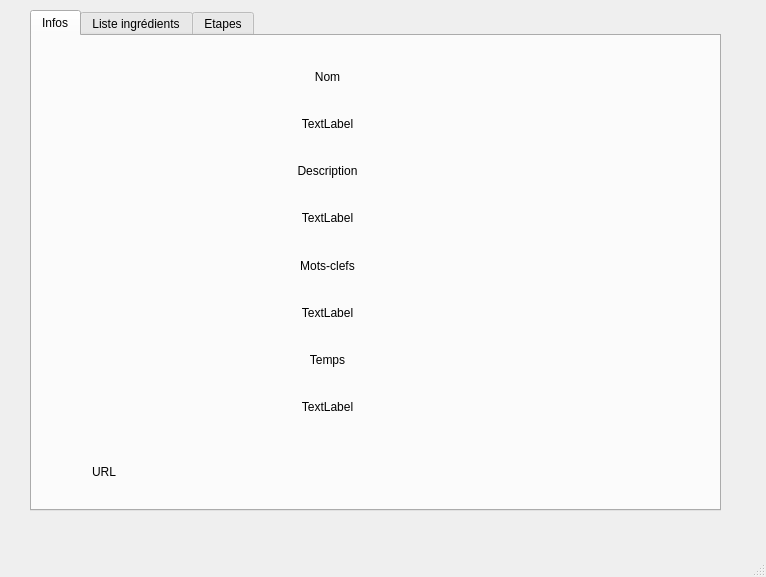
GridexX/Lecteur-Recette-JSON, file mainwindow.ui: the form before one commit.
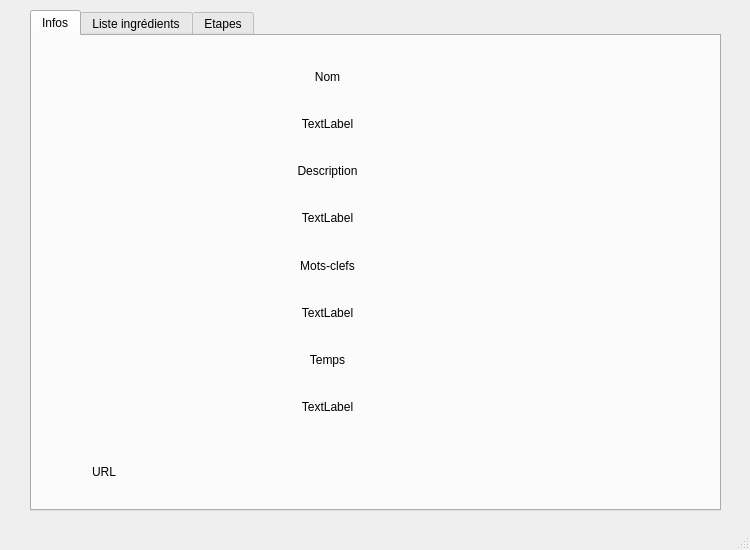
The form after the commit.

Patch:
```diff
--- a/mainwindow.ui
+++ b/mainwindow.ui
@@ -6,8 +6,8 @@
    <rect>
     <x>0</x>
     <y>0</y>
-    <width>766</width>
-    <height>577</height>
+    <width>750</width>
+    <height>550</height>
    </rect>
   </property>
   <property name="windowTitle">
```
Left out of the diff: 2 changed lines with no effect on the pictures.
